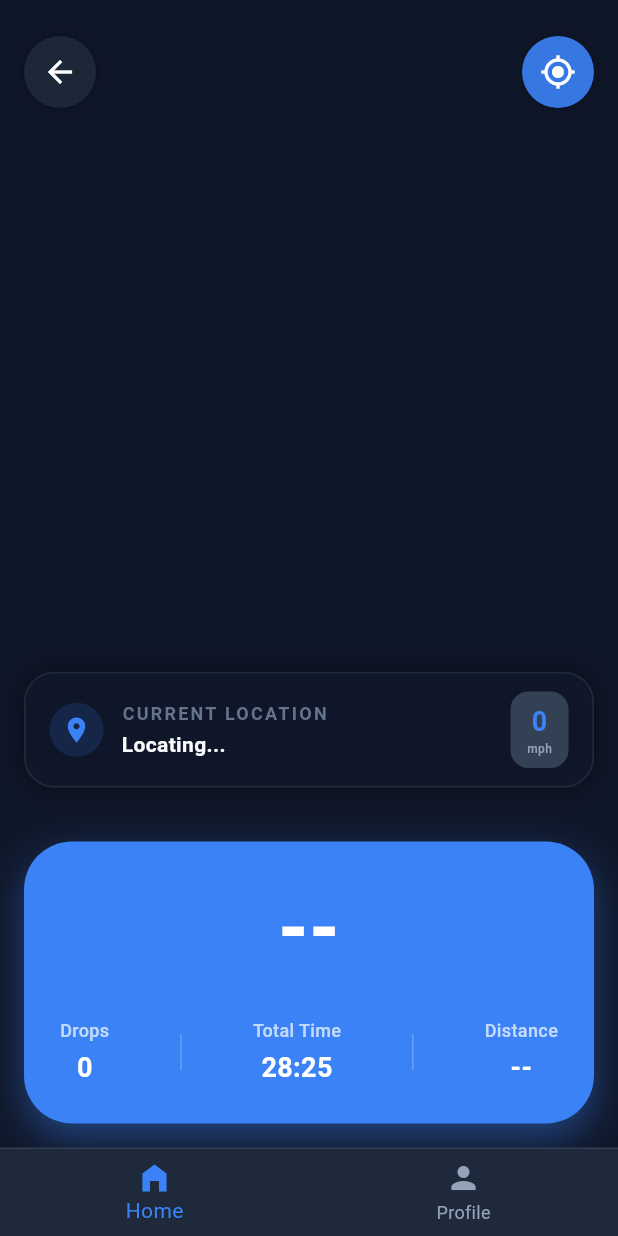
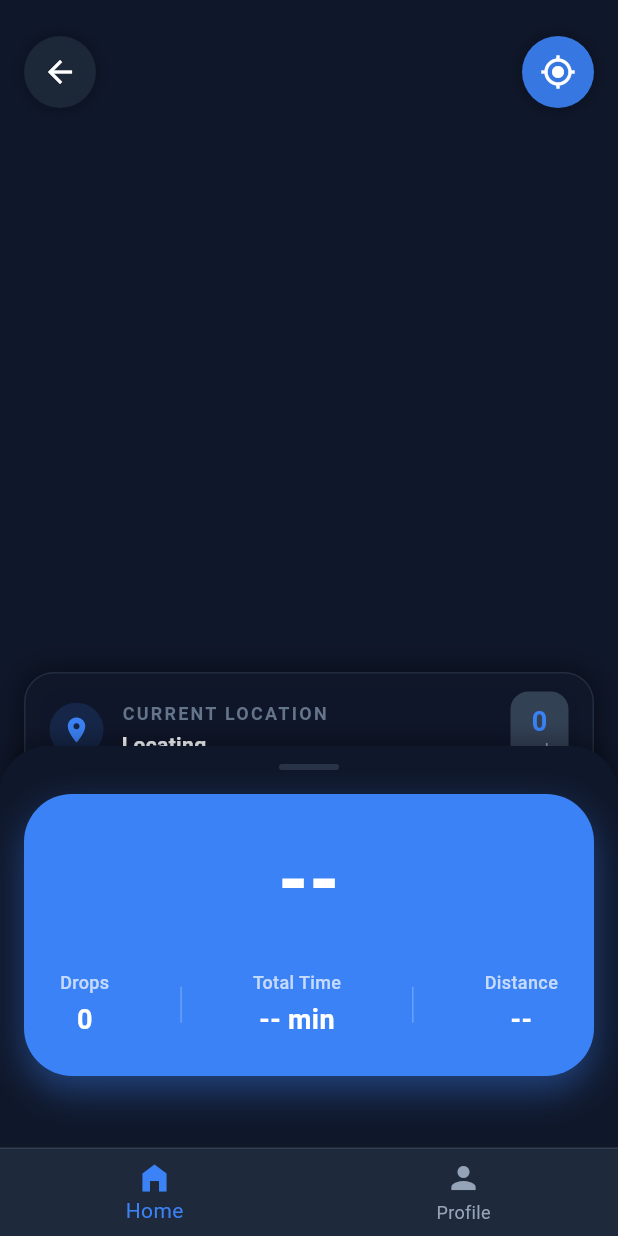
Before and after one commit to prasads6507/prasai-live-bus-tracking, a Flutter app: the StudentTrackScreen screen opened by its route, on a phone screen of 412 x 824 dp. Run offline on Flutter 3.47's test engine with Material 3 defaults, Android fonts, the phone set to English and light mode, and no system bars; our stand-ins replace cloud_firestore, dio, firebase_auth, firebase_core, flutter_riverpod, geocoding and 4 more; missing offline and left inert: background_location_tracker, maplibre_gl; accounts and stored records are empty.

Commit message:
fix(student-ui): integrate missing DropOffList and decouple metrics from rigid GPS constraint

```diff
--- a/mobile/lib/features/student/screens/student_track_screen.dart
+++ b/mobile/lib/features/student/screens/student_track_screen.dart
@@ -12,6 +12,7 @@ import '../../../../data/models/bus.dart';
 import '../../../../data/models/route.dart';
 import '../../../../data/models/location_point.dart';
 import '../widgets/track_bottom_sheet.dart';
+import '../widgets/drop_off_list.dart';
 import '../../map/widgets/mobile_maplibre.dart';
 import 'package:geocoding/geocoding.dart' as geo;
 
@@ -36,6 +37,7 @@ class _StudentTrackScreenState extends ConsumerState<StudentTrackScreen> {
   String _currentRoadName = "Locating...";
   double _busSpeed = 0.0;
   int _stopsRemaining = 0;
+  String _totalTime = "-- min";
   Bus? _currentBus;
   BusRoute? _currentRoute;
   Position? _userPosition;
@@ -142,32 +144,68 @@ class _StudentTrackScreenState extends ConsumerState<StudentTrackScreen> {
   }
 
   void _updateMetrics() {
-    if (_currentBus == null || _currentRoute == null || _userPosition == null) return;
+    if (_currentBus == null || _currentRoute == null) return;
 
     final busLoc = _currentBus!.location;
     if (busLoc == null) return;
 
-    final distance = const Distance().as(LengthUnit.Kilometer,
-      LatLng(_userPosition!.latitude, _userPosition!.longitude),
-      LatLng(busLoc.latitude, busLoc.longitude)
-    );
-
-    final speedMph = (_currentBus?.location?.speed ?? 0) > 2 ? (_currentBus!.location!.speed! * 2.23694) : 20.0;
-
-    final timeHours = (distance * 0.621371) / speedMph;
-    final timeMinutes = (timeHours * 60).round();
-
+    // 1. Calculate Stops Remaining
     final totalStops = _currentRoute!.stops.length;
     final completed = _currentBus!.completedStops.length;
     final remaining = (totalStops - completed).clamp(0, totalStops);
 
+    // 2. Distance and ETA
+    double distanceKm = 0.0;
+    String distanceDisplay = "-- km";
+    String etaDisplay = "-- min";
+
+    // Total Time estimate: 3 mins per stop on average
+    final estimatedTotalMins = totalStops * 3;
+    final totalTimeDisplay = "$estimatedTotalMins min";
+
+    if (_userPosition != null) {
+      distanceKm = const Distance().as(LengthUnit.Meter,
+        LatLng(_userPosition!.latitude, _userPosition!.longitude),
+        LatLng(busLoc.latitude, busLoc.longitude)
+      ) / 1000.0;
+      distanceDisplay = "${distanceKm.toStringAsFixed(1)} km";
+
+      final speedMph = (_currentBus?.location?.speed ?? 0) > 2 ? (_currentBus!.location!.speed! * 2.23694) : 20.0;
+      final timeHours = (distanceKm * 0.621371) / speedMph;
+      final timeMinutes = (timeHours * 60).round();
+      etaDisplay = "$timeMinutes min";
+    }
+
     if (mounted) {
       setState(() {
-        _distance = "${distance.toStringAsFixed(1)} km";
-        _eta = "$timeMinutes min";
+        _distance = distanceDisplay;
+        _eta = etaDisplay;
         _stopsRemaining = remaining;
+        _totalTime = totalTimeDisplay;
       });
     }
+  }
+
+  List<DropOffItem> _buildDropOffItems() {
+    if (_currentRoute == null || _currentBus == null) return [];
+
+    final completedStops = _currentBus!.completedStops;
+    final stopList = _currentRoute!.stops;
+
+    final nextStopIndex = stopList.indexWhere((s) => !completedStops.contains(s.id));
+
+    return List.generate(stopList.length, (index) {
+      final stop = stopList[index];
+      final isCompleted = completedStops.contains(stop.id);
+      final isNext = index == nextStopIndex;
+
+      return DropOffItem(
+        time: "TBD",
+        location: stop.stopName,
+        isCompleted: isCompleted,
+        isNext: isNext,
+      );
+    });
   }
 
   @override
@@ -298,15 +336,49 @@ class _StudentTrackScreenState extends ConsumerState<StudentTrackScreen> {
             ),
           ),
 
-          Positioned(
-            left: 0,
-            right: 0,
-            bottom: 0,
-            child: TrackBottomSheet(
-              eta: _eta,
-              distance: _distance,
-              stopsRemaining: _stopsRemaining,
-            ),
+          DraggableScrollableSheet(
+            initialChildSize: 0.35,
+            minChildSize: 0.20,
+            maxChildSize: 0.85,
+            builder: (context, scrollController) {
+              return Container(
+                decoration: BoxDecoration(
+                  color: AppColors.background,
+                  borderRadius: const BorderRadius.vertical(top: Radius.circular(32)),
+                  boxShadow: [
+                    BoxShadow(color: Colors.black26, blurRadius: 10, spreadRadius: 0, offset: Offset(0, -5))
+                  ],
+                ),
+                child: SingleChildScrollView(
+                  controller: scrollController,
+                  child: Column(
+                    children: [
+                      const SizedBox(height: 12),
+                      Container(
+                        width: 40,
+                        height: 4,
+                        decoration: BoxDecoration(
+                          color: AppColors.textTertiary.withOpacity(0.3),
+                          borderRadius: BorderRadius.circular(2)
+                        )
+                      ),
+                      TrackBottomSheet(
+                        eta: _eta,
+                        distance: _distance,
+                        stopsRemaining: _stopsRemaining,
+                        totalTime: _totalTime,
+                      ),
+                      if (_currentRoute != null)
+                        Padding(
+                          padding: const EdgeInsets.symmetric(horizontal: 16.0),
+                          child: DropOffList(items: _buildDropOffItems()),
+                        ),
+                      const SizedBox(height: 24),
+                    ],
+                  ),
+                ),
+              );
+            },
           ),
         ],
       ),
--- a/mobile/lib/features/student/widgets/drop_off_list.dart
+++ b/mobile/lib/features/student/widgets/drop_off_list.dart
@@ -31,8 +31,8 @@ class DropOffList extends StatelessWidget {
     final completed = items.where((i) => i.isCompleted).length;
     final remaining = total - completed;
 
-    // Filter to show next 2-3 pending stops
-    final nextStops = items.where((i) => !i.isCompleted).take(3).toList();
+    // Filter to show all pending stops
+    final nextStops = items.where((i) => !i.isCompleted).toList();
 
     return Container(
       width: double.infinity,
--- a/mobile/lib/features/student/widgets/track_bottom_sheet.dart
+++ b/mobile/lib/features/student/widgets/track_bottom_sheet.dart
@@ -6,12 +6,14 @@ class TrackBottomSheet extends StatelessWidget {
   final String eta;
   final String distance;
   final int stopsRemaining;
+  final String totalTime;
 
   const TrackBottomSheet({
     super.key,
     required this.eta,
     required this.distance,
     required this.stopsRemaining,
+    required this.totalTime,
   });
 
   @override
@@ -52,7 +54,7 @@ class TrackBottomSheet extends StatelessWidget {
             children: [
               _buildStatItem("Drops", "$stopsRemaining"),
               _buildVerticalDivider(),
-              _buildStatItem("Total Time", "28:25"), // Placeholder total
+              _buildStatItem("Total Time", totalTime),
               _buildVerticalDivider(),
               _buildStatItem("Distance", distance),
             ],
```
